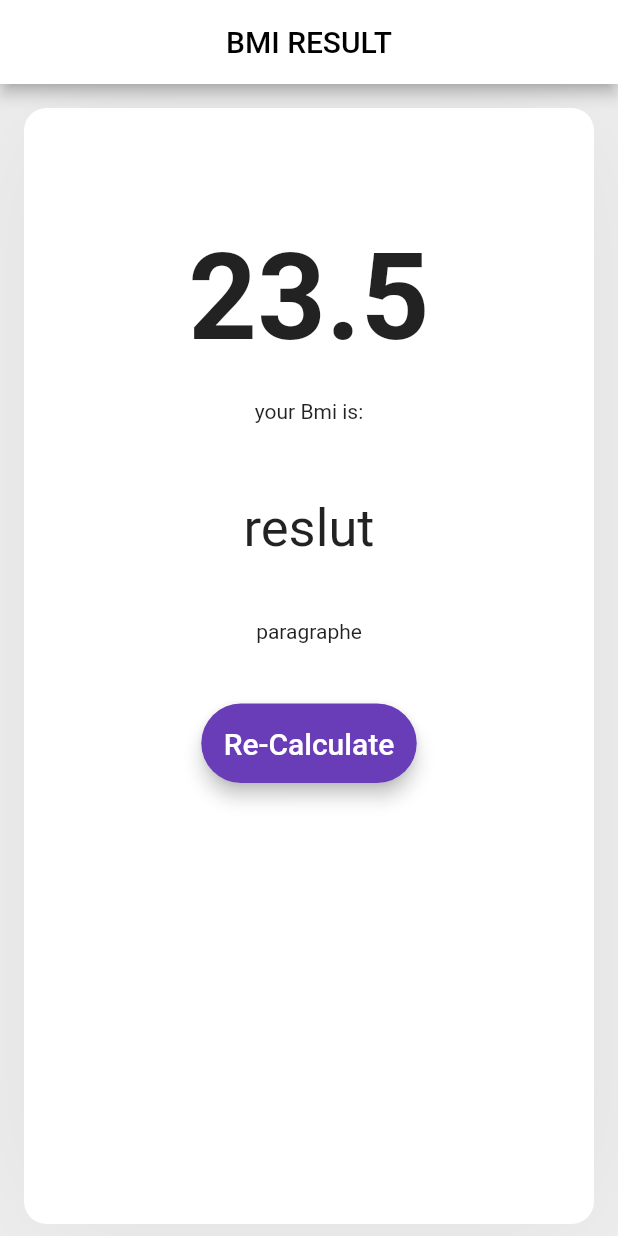
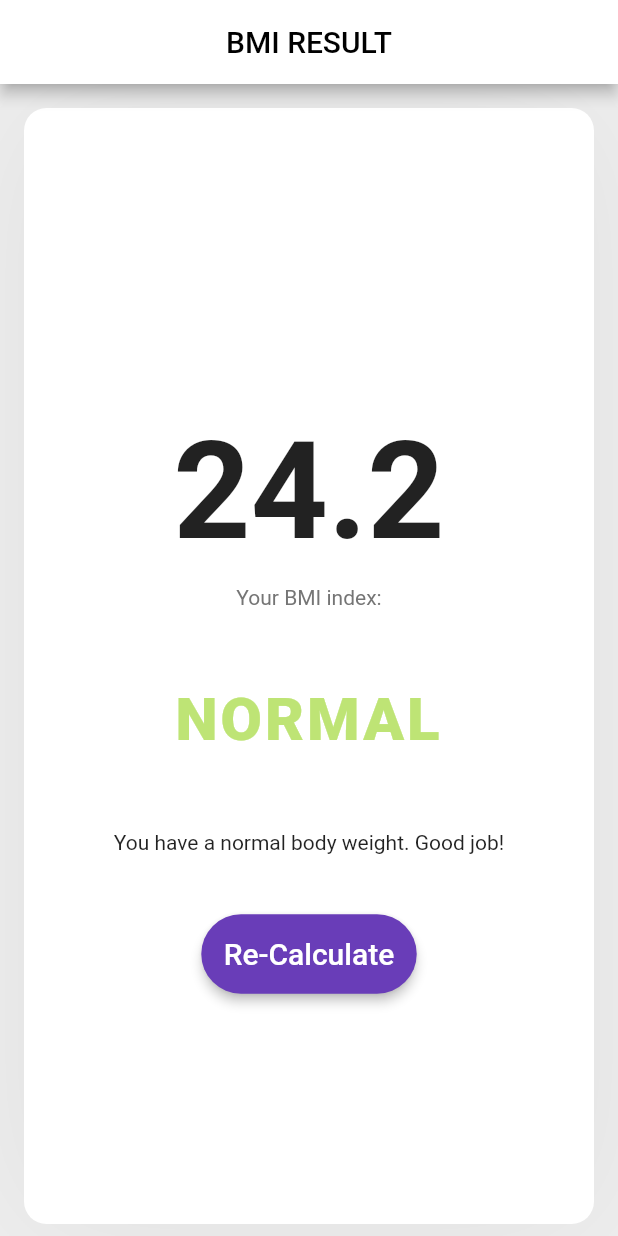
Before and after one commit to wahbi-baklouti7/BMI-Calculator, a Flutter app: the screen it shows after launch, after a tap on "CALCULATE", on a phone screen of 412 x 824 dp. Run offline on Flutter 3.47's test engine with Material 2 defaults, Android fonts, the phone set to English and light mode, and no system bars; our stand-ins replace font_awesome_flutter.

Commit message:
add functionality

```diff
--- /dev/null
+++ b/lib/bmi_calculator.dart
@@ -0,0 +1,51 @@
+import 'dart:math';
+
+import 'package:flutter/cupertino.dart';
+
+class BmiCalculate {
+  final int weight;
+  final int height;
+
+  BmiCalculate({this.height, this.weight});
+
+  double _bmi;
+
+  String calculateBmi() {
+    _bmi = weight / pow(height / 100, 2);
+    return _bmi.toStringAsFixed(1);
+  }
+
+  String getResult() {
+    if (_bmi < 16) {
+      return "VERY SEVERELY UNDERWEIGHT";
+    } else if (_bmi >= 16 && _bmi <= 16.9) {
+      return 'SEVERELY UNDERWEIGHT';
+    } else if (_bmi >= 17 && _bmi <= 18.4) {
+      return 'UNDERWEIGHT';
+    } else if (_bmi >= 18.5 && _bmi <= 24.9) {
+      return "NORMAL";
+    } else if (_bmi >= 25 && _bmi <= 29.9) {
+      return "OVERWEIGHT";
+    } else if (_bmi >= 30 && _bmi <= 34.9) {
+      return "OBESE Class I \n(Moderately obese)";
+    } else if (_bmi >= 35 && _bmi <= 39.9) {
+      return "OBESE Class II \n(Severely obese)";
+    } else if (_bmi >= 40) {
+      return "OBESE Class III\n(Very Severely obese)";
+    } else {
+      return "NORMAL";
+    }
+  }
+
+
+
+  String getInterpretation() {
+    if (_bmi >= 25) {
+      return 'You have a higher than normal body weight. Try to exercise more!';
+    } else if (_bmi > 18.5) {
+      return 'You have a normal body weight. Good job!';
+    } else {
+      return 'You have a lower than normal body weight. You should eat more!';
+    }
+  }
+}
--- a/lib/bmi_screen_result.dart
+++ b/lib/bmi_screen_result.dart
@@ -1,6 +1,14 @@
 import 'package:flutter/material.dart';
+import 'bmi_calculator.dart';
 
 class BmiScreenResult extends StatelessWidget {
+  String result;
+  String desc;
+  String msg;
+  // TextStyle resultStyle;
+
+  BmiScreenResult({this.desc, this.msg, this.result});
+
   @override
   Widget build(BuildContext context) {
     return Scaffold(
@@ -24,34 +32,40 @@ class BmiScreenResult extends StatelessWidget {
           ),
         ], color: Colors.white, borderRadius: BorderRadius.circular(15)),
         child: Padding(
-          padding: const EdgeInsets.fromLTRB(0, 80, 0, 20),
+          padding: const EdgeInsets.fromLTRB(16, 70, 16, 20),
           child: Column(
-            // mainAxisAlignment: MainAxisAlignment.center,
+            mainAxisAlignment: MainAxisAlignment.center,
             children: [
               Text(
-                "23.5",
-                style: TextStyle(fontSize: 80, fontWeight: FontWeight.bold),
+                result,
+                style: TextStyle(fontSize: 90, fontWeight: FontWeight.bold),
               ),
               SizedBox(
-                height: 20,
+                height: 10,
               ),
-              Text("your Bmi is:"),
+              Text("Your BMI index:",
+              style: TextStyle(color: Colors.grey[600]),),
               SizedBox(
                 height: 50,
               ),
               Text(
-                "reslut",
-                style: TextStyle(fontSize: 35),
+                msg,
+                textAlign: TextAlign.center,
+                style: resultStyle(msg),
+              ),
+              SizedBox(
+                height: 50,
+              ),
+              Text(
+                desc,
+                textAlign: TextAlign.center,
+                style: TextStyle(fontWeight: FontWeight.w400),
               ),
               SizedBox(
                 height: 40,
               ),
-              Text("paragraphe"),
-              SizedBox(
-                height: 40,
-              ),
               RaisedButton(
-                  elevation: 5,
+                  elevation: 3,
                   padding: EdgeInsets.all(15),
                   color: Color(0xFF693DB8),
                   child: Text(
@@ -69,4 +83,89 @@ class BmiScreenResult extends StatelessWidget {
       ),
     );
   }
+
+  TextStyle resultStyle(String result) {
+    switch (result) {
+      case "VERY SEVERELY UNDERWEIGHT":
+        return TextStyle(
+
+          color: Color(0xFF5599FF),
+          fontSize: 40,
+          fontWeight: FontWeight.w900,
+          letterSpacing: 2,
+        );
+        break;
+
+      case "SEVERELY UNDERWEIGHT":
+        return TextStyle(
+          color: Color(0xFF00A9E7),
+          fontSize: 40,
+          fontWeight: FontWeight.w900,
+          letterSpacing: 2,
+        );
+        break;
+
+      case "UNDERWEIGHT":
+        return TextStyle(
+          color: Color(0xFF77D2FB),
+          fontSize: 40,
+          fontWeight: FontWeight.w900,
+          letterSpacing: 2,
+        );
+        break;
+
+      case "NORMAL":
+        return TextStyle(
+          color: Color(0xFFBEE475),
+          fontSize: 40,
+          fontWeight: FontWeight.w900,
+          letterSpacing: 2,
+        );
+        break;
+
+      case "OVERWEIGHT":
+        return TextStyle(
+          color: Color(0xFFFFE53A),
+          fontSize: 40,
+          fontWeight: FontWeight.w900,
+          letterSpacing: 2,
+        );
+        break;
+
+      case "OBESE Class I \n(Moderately obese)":
+        return TextStyle(
+          color: Color(0xFFFFA651),
+          fontSize: 40,
+          fontWeight: FontWeight.w900,
+          letterSpacing: 2,
+        );
+        break;
+
+      case "OBESE Class II \n(Severely obese)":
+        return TextStyle(
+          color: Color(0xFFFFAFAF),
+          fontSize: 40,
+          fontWeight: FontWeight.w900,
+          letterSpacing: 2,
+        );
+        break;
+
+      case "OBESE Class III\n(Very Severely obese)":
+        return TextStyle(
+          color: Color(0xFFDD1111),
+          fontSize: 40,
+          fontWeight: FontWeight.w900,
+          letterSpacing: 2,
+
+        );
+        break;
+      // default:
+      // return TextStyle(
+      //     color: Color(0xFFDD1111),
+      //     fontSize: 25,
+      //     fontWeight: FontWeight.w600,
+      //     letterSpacing: 1,
+      //   );
+    }
+  }
 }
--- a/lib/home_screen.dart
+++ b/lib/home_screen.dart
@@ -1,3 +1,4 @@
+import 'package:bmi_app/bmi_calculator.dart';
 import 'package:bmi_app/bmi_screen_result.dart';
 import 'package:flutter/material.dart';
 import 'package:font_awesome_flutter/font_awesome_flutter.dart';
@@ -112,6 +113,7 @@ class _HomeScreenState extends State<HomeScreen> {
                                 activeColor: pinkColor,
                                 inactiveColor: Color(0xFFEBAB36),
                                 value: height.toDouble(),
+                                min: 120,
                                 max: 220,
                                 onChanged: (double newValue) {
                                   setState(() {
@@ -153,7 +155,9 @@ class _HomeScreenState extends State<HomeScreen> {
                                     buttonIcon: FontAwesomeIcons.plus,
                                     onPress: () {
                                       setState(() {
-                                        age++;
+                                        if (age < 110) {
+                                          age++;
+                                        }
                                       });
                                     },
                                   ),
@@ -165,7 +169,9 @@ class _HomeScreenState extends State<HomeScreen> {
                                       iconColor: pinkColor,
                                       onPress: () {
                                         setState(() {
-                                          age--;
+                                          if (age >= 15) {
+                                            age--;
+                                          }
                                         });
                                       })
                                 ],
@@ -193,7 +199,9 @@ class _HomeScreenState extends State<HomeScreen> {
                                   buttonIcon: FontAwesomeIcons.plus,
                                   onPress: () {
                                     setState(() {
-                                      weight++;
+                                      if (weight <= 200) {
+                                        weight++;
+                                      }
                                     });
                                   },
                                 ),
@@ -205,7 +213,9 @@ class _HomeScreenState extends State<HomeScreen> {
                                     iconColor: pinkColor,
                                     onPress: () {
                                       setState(() {
-                                        weight--;
+                                        if (weight >= 40) {
+                                          weight--;
+                                        }
                                       });
                                     })
                               ],
@@ -219,10 +229,16 @@ class _HomeScreenState extends State<HomeScreen> {
               ),
               GestureDetector(
                 onTap: () {
+                  BmiCalculate calc =
+                      BmiCalculate(height: height, weight: weight);
                   Navigator.push(
                       context,
                       MaterialPageRoute(
-                          builder: (context) => BmiScreenResult()));
+                          builder: (context) => BmiScreenResult(
+                                result: calc.calculateBmi(),
+                                msg: calc.getResult(),
+                                desc: calc.getInterpretation(),
+                              )));
                 },
                 child: Container(
                   padding: EdgeInsets.all(10),
```
